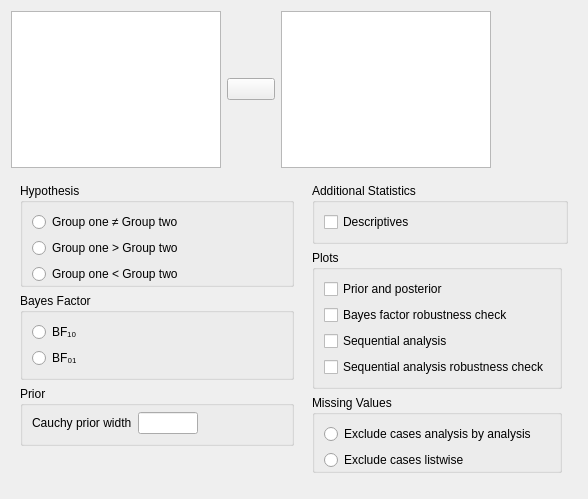
First picture: the form in JASP-Desktop/analysisforms/ttestbayesianpairedsamplesform.ui, repository jasp-stats/jasp-desktop, before the edit.
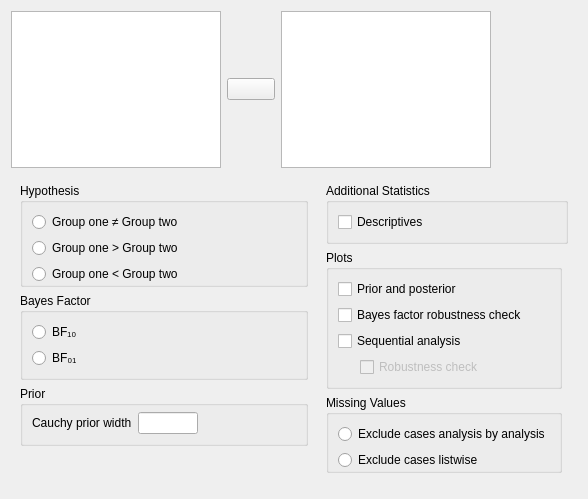
Second picture: the form after the edit. Custom widgets are drawn as their Qt base class.

Commit message: T-Tests UI: made robustness check a sub option

Patch:
```diff
--- a/JASP-Desktop/analysisforms/ttestbayesianpairedsamplesform.ui
+++ b/JASP-Desktop/analysisforms/ttestbayesianpairedsamplesform.ui
@@ -297,32 +297,45 @@
            <property name="flat">
             <bool>true</bool>
            </property>
-           <layout class="QGridLayout" name="gridLayout_12">
-            <item row="2" column="0">
-             <widget class="BoundCheckBox" name="plotSequentialAnalysis">
-              <property name="text">
-               <string>Sequential analysis</string>
-              </property>
-             </widget>
-            </item>
-            <item row="0" column="0">
+           <layout class="QGridLayout" name="gridLayout_4">
+            <item row="0" column="0" colspan="2">
              <widget class="BoundCheckBox" name="plotPriorAndPosterior">
               <property name="text">
                <string>Prior and posterior</string>
               </property>
              </widget>
             </item>
-            <item row="1" column="0">
+            <item row="1" column="0" colspan="2">
              <widget class="BoundCheckBox" name="plotBayesFactorRobustness">
               <property name="text">
                <string>Bayes factor robustness check</string>
               </property>
              </widget>
             </item>
+            <item row="2" column="0" colspan="2">
+             <widget class="BoundCheckBox" name="plotSequentialAnalysis">
+              <property name="text">
+               <string>Sequential analysis</string>
+              </property>
+             </widget>
+            </item>
             <item row="3" column="0">
+             <widget class="QWidget" name="widget_5" native="true">
+              <property name="maximumSize">
+               <size>
+                <width>16</width>
+                <height>16777215</height>
+               </size>
+              </property>
+             </widget>
+            </item>
+            <item row="3" column="1">
              <widget class="BoundCheckBox" name="plotSequentialAnalysisRobustness">
+              <property name="enabled">
+               <bool>false</bool>
+              </property>
               <property name="text">
-               <string>Sequential analysis robustness check</string>
+               <string>Robustness check</string>
               </property>
              </widget>
             </item>
```
Left out of the diff: 19 changed lines with no effect on the pictures. The commit also changes 2 other files.
